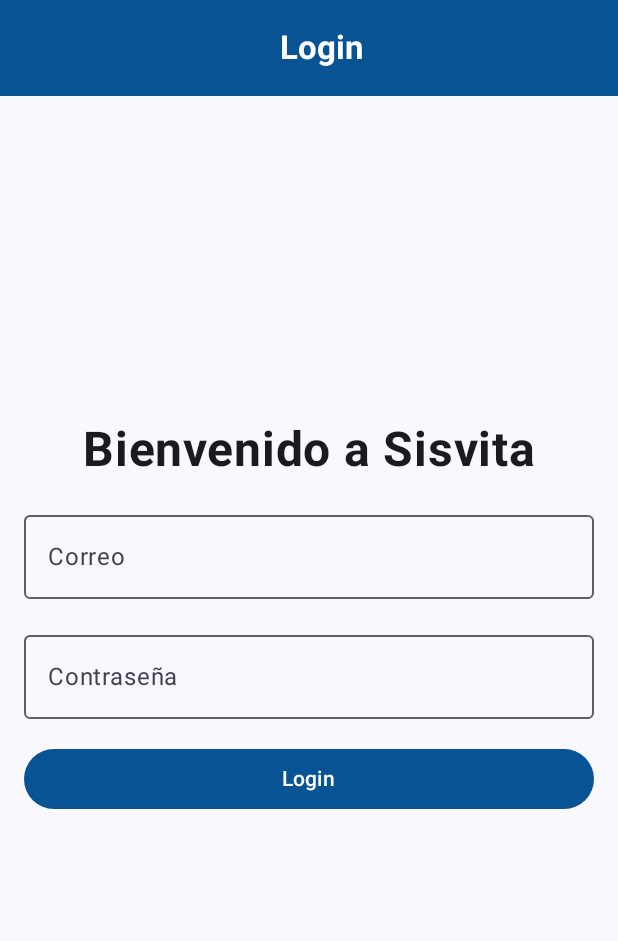
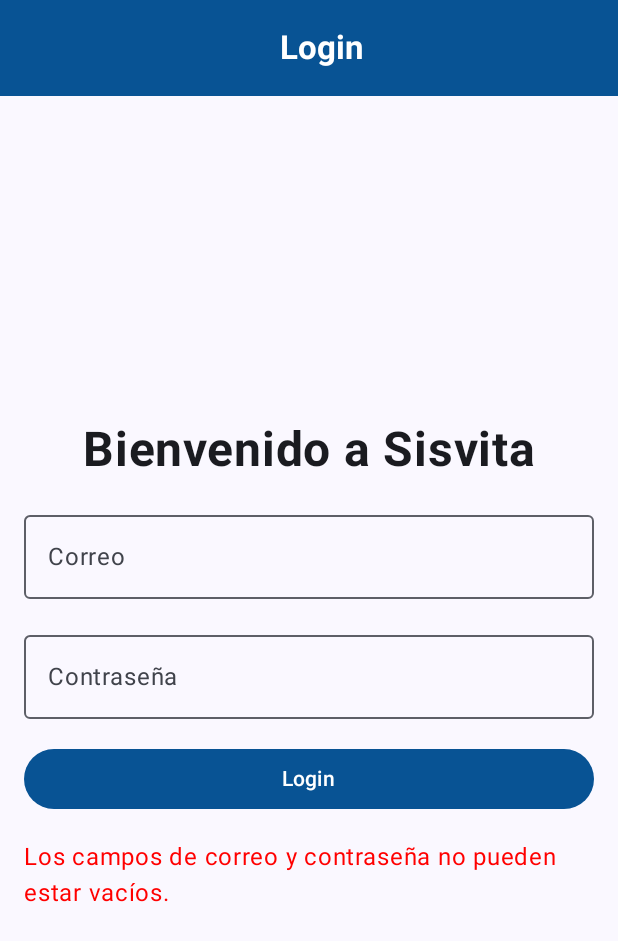
Before and after one commit to JoseJara123456/Sisvita1, an Android app built with Jetpack Compose: the screen it shows after launch (MainActivity), after a tap on "Login", on a phone screen of 412 x 824 dp. Shown: the top 941 px of the screen. Run offline under Robolectric (Android 15) with nearby library versions, the phone set to English and light mode, and no system bars; 1 statement that could not run was skipped.

```diff
--- a/app/src/main/java/com/example/myapplication/navigation/AppNavigation.kt
+++ b/app/src/main/java/com/example/myapplication/navigation/AppNavigation.kt
@@ -5,6 +5,7 @@ import androidx.navigation.compose.NavHost
 import androidx.navigation.compose.composable
 import androidx.navigation.compose.rememberNavController
 import com.example.myapplication.ui.view.HomeScreen
+import com.example.myapplication.ui.view.MainScreen
 
 
 @Composable
@@ -15,10 +16,8 @@ fun AppNavigation(){
             HomeScreen(navController)
         }
 
-        /*composable(route = AppScreen.informationScreen.route +"/{body}/{body1}"){
-            val body = it.arguments?.getString("body") ?: "0"
-            val body1 = it.arguments?.getString("body1") ?: "0"
-            InformationScreen(navController,body,body1)
-        }*/
+        composable(AppScreen.MainScreen.route) {
+            MainScreen(navController = navController)
+        }
     }
 }
--- a/app/src/main/java/com/example/myapplication/navigation/AppScreen.kt
+++ b/app/src/main/java/com/example/myapplication/navigation/AppScreen.kt
@@ -2,5 +2,6 @@ package com.example.myapplication.navigation
 
 sealed class AppScreen(val route: String){
     object HomeScreen: AppScreen("home")
+    object MainScreen : AppScreen("main_screen")
 
 }
--- a/app/src/main/java/com/example/myapplication/ui/view/HomeScreen.kt
+++ b/app/src/main/java/com/example/myapplication/ui/view/HomeScreen.kt
@@ -1,7 +1,6 @@
 @file:OptIn(ExperimentalMaterial3Api::class)
 
 package com.example.myapplication.ui.view
-
 
 import androidx.compose.foundation.layout.Arrangement
 import androidx.compose.foundation.layout.Column
@@ -21,6 +20,7 @@ import androidx.compose.runtime.Composable
 import androidx.compose.runtime.getValue
 import androidx.compose.runtime.mutableStateOf
 import androidx.compose.runtime.remember
+import androidx.compose.runtime.rememberCoroutineScope
 import androidx.compose.runtime.setValue
 import androidx.compose.ui.Alignment
 import androidx.compose.ui.Modifier
@@ -34,14 +34,18 @@ import androidx.compose.ui.unit.dp
 import androidx.compose.ui.unit.sp
 import androidx.navigation.NavController
 import androidx.navigation.compose.rememberNavController
+import com.example.myapplication.data.repository.LoginRepository
 import com.example.myapplication.navigation.AppScreen
 import com.example.myapplication.ui.theme.MyApplicationTheme
-
+import kotlinx.coroutines.launch
 
 @Composable
 fun HomeScreen(navController: NavController) {
     var email by remember { mutableStateOf("") }
     var password by remember { mutableStateOf("") }
+    var errorMessage by remember { mutableStateOf<String?>(null) }
+    val repository = LoginRepository()
+    val coroutineScope = rememberCoroutineScope()
 
     Scaffold(
         topBar = {
@@ -58,11 +62,11 @@ fun HomeScreen(navController: NavController) {
                 colors = TopAppBarDefaults.smallTopAppBarColors(containerColor = Color(0xFF085394))
             )
         }
-    ){ it ->
-        println(it)
+    ) { paddingValues ->
         Column(
             modifier = Modifier
                 .fillMaxSize()
+                .padding(paddingValues)
                 .padding(16.dp),
             verticalArrangement = Arrangement.Center,
             horizontalAlignment = Alignment.CenterHorizontally
@@ -94,15 +98,34 @@ fun HomeScreen(navController: NavController) {
             Button(
                 onClick = {
                     if (email.isNotEmpty() && password.isNotEmpty()) {
-                        navController.navigate(AppScreen.HomeScreen.route)
+                        coroutineScope.launch {
+                            val result = repository.getLogin(email, password)
+                            if (result.isSuccess) {
+                                val loginData = result.getOrNull()
+                                if (loginData != null && loginData.email == email && loginData.password == password) {
+                                    navController.navigate(AppScreen.MainScreen.route)
+                                } else {
+                                    errorMessage = "Correo o contraseña incorrectos."
+                                }
+                            } else {
+                                errorMessage = result.exceptionOrNull()?.message
+                            }
+                        }
                     } else {
-                        //Toast.makeText(context, "Please enter both email and password", Toast.LENGTH_SHORT).show()
+                        errorMessage = "Los campos de correo y contraseña no pueden estar vacíos."
                     }
                 },
                 modifier = Modifier.fillMaxWidth(),
                 colors = ButtonDefaults.buttonColors(Color(0xFF085394))
             ) {
                 Text("Login")
+            }
+            errorMessage?.let {
+                Text(
+                    text = it,
+                    color = Color.Red,
+                    modifier = Modifier.padding(top = 16.dp)
+                )
             }
         }
     }
@@ -114,6 +137,5 @@ fun HomeScreenPreview() {
     MyApplicationTheme {
         val navController = rememberNavController()
         HomeScreen(navController = navController)
-
     }
 }
```
Also changed, not shown: app/build.gradle.kts (+7 -0 lines), app/src/main/java/com/example/myapplication/network/ApiInstance.kt (added, +19 -0 lines), app/src/main/java/com/example/myapplication/network/ApiService.kt (added, +13 -0 lines).
